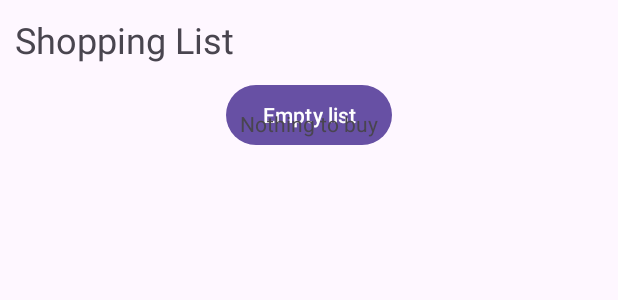
After one commit to LisaV03/ShakeItUp, an Android app: the layout fragment_shopping_list.xml on its own in the app's theme, with its tools: preview values and no code run, on a phone screen of 412 x 824 dp. The commit adds this screen. Shown: the top 300 px of the screen. Run offline under Robolectric (Android 15) with nearby library versions, the phone set to English and light mode, and no system bars.

Commit message:
:lipstick::sparkles: Add a tab for the shopping list

```diff
--- a/app/src/main/java/com/example/shakeitup/ui/details/ListIngredientsViewHolder.kt
+++ b/app/src/main/java/com/example/shakeitup/ui/details/ListIngredientsViewHolder.kt
@@ -1,16 +1,12 @@
 package com.example.shakeitup.ui.details
 
-import android.util.Log
 import android.view.View
 import android.widget.TextView
 import androidx.recyclerview.widget.RecyclerView
 import com.example.shakeitup.R
 import com.example.shakeitup.core.Utils.FragmentChangeListener
-import com.example.shakeitup.core.model.Cocktail
-import com.example.shakeitup.ui.details.CocktailDetailFragment
-import com.google.android.material.card.MaterialCardView
 
-class ListIngredientsViewHolder (itemView: View) :
+class ListIngredientsViewHolder(itemView: View) :
     RecyclerView.ViewHolder(itemView) {
 
     val ingredient: TextView
--- /dev/null
+++ b/app/src/main/res/layout/fragment_shopping_list.xml
@@ -0,0 +1,38 @@
+<?xml version="1.0" encoding="utf-8"?>
+<RelativeLayout xmlns:android="http://schemas.android.com/apk/res/android"
+    xmlns:tools="http://schemas.android.com/tools"
+    android:layout_width="match_parent"
+    android:layout_height="match_parent"
+    tools:context=".ui.shoppingList.ShoppingListFragment"
+    android:orientation="horizontal">
+
+    <TextView
+        android:layout_width="wrap_content"
+        android:layout_height="wrap_content"
+        android:text="Shopping List"
+        android:textSize="24sp"
+        android:layout_margin="10sp"
+        android:id="@+id/title_shopping"/>
+
+    <androidx.recyclerview.widget.RecyclerView
+        android:layout_width="match_parent"
+        android:layout_height="wrap_content"
+        android:id="@+id/recycler_view_shopping"
+        android:layout_below="@id/title_shopping"/>
+    <Button
+        android:layout_width="wrap_content"
+        android:layout_height="wrap_content"
+        android:layout_below="@id/recycler_view_shopping"
+        android:layout_centerHorizontal="true"
+        android:id="@+id/button_empty"
+        android:text="Empty list"/>
+
+    <TextView
+        android:layout_width="wrap_content"
+        android:layout_height="wrap_content"
+        android:layout_below="@id/recycler_view_shopping"
+        android:layout_centerHorizontal="true"
+        android:id="@+id/text_empty"
+        android:layout_marginTop="20sp"
+        android:text="Nothing to buy"/>
+</RelativeLayout>
```
Also changed, not shown: app/src/main/java/com/example/shakeitup/MainActivity.kt (+7 -5 lines), app/src/main/java/com/example/shakeitup/core/model/CocktailDetail.kt (+5 -2 lines), app/src/main/java/com/example/shakeitup/core/model/ListIngredients.kt (added, +74 -0 lines), app/src/main/java/com/example/shakeitup/ui/details/CocktailDetailFragment.kt (+31 -2 lines), app/src/main/java/com/example/shakeitup/ui/details/ListIngredientsAdapter.kt (+5 -8 lines), app/src/main/java/com/example/shakeitup/ui/shoppingList/ShoppingListFragment.kt (added, +99 -0 lines), app/src/main/res/layout/activity_main.xml (+13 -4 lines), app/src/main/res/layout/fragment_cocktail_detail.xml (+14 -2 lines).
